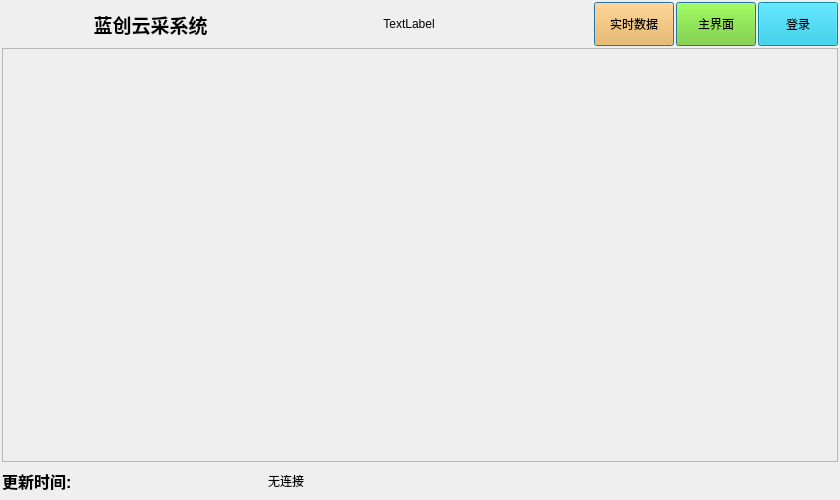
The window that qtApp/mainwindow.ui (aa123Eason/workcode) describes before a commit, drawn with Qt 5.
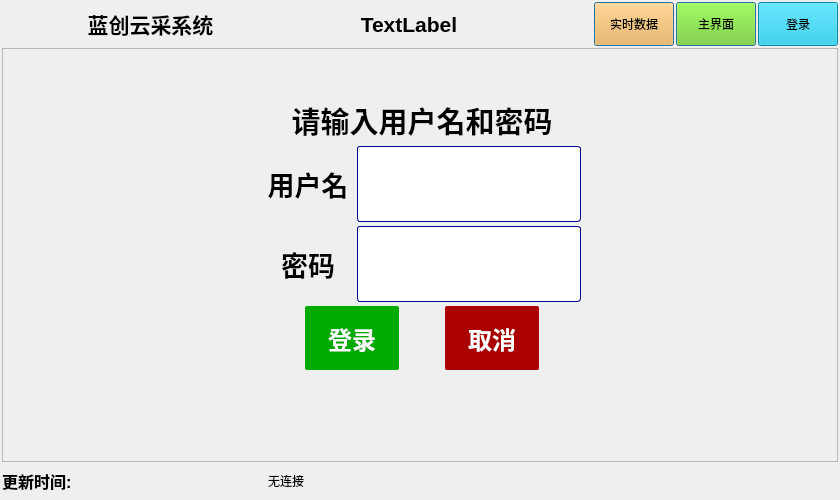
The same window after the commit. The open tabs and pages were chosen to show the change. Icons and pictures are not drawn.

Commit message: 实时数据，主界面，登录界面，设备反控界面

Diff of the .ui file:
```diff
--- a/qtApp/mainwindow.ui
+++ b/qtApp/mainwindow.ui
@@ -51,7 +51,7 @@
       <widget class="QLabel" name="maintitle">
        <property name="font">
         <font>
-         <pointsize>14</pointsize>
+         <pointsize>16</pointsize>
          <weight>75</weight>
          <bold>true</bold>
         </font>
@@ -66,6 +66,13 @@
      </item>
      <item>
       <widget class="QLabel" name="realtime">
+       <property name="font">
+        <font>
+         <pointsize>16</pointsize>
+         <weight>75</weight>
+         <bold>true</bold>
+        </font>
+       </property>
        <property name="text">
         <string>TextLabel</string>
        </property>
@@ -289,8 +296,338 @@
        </item>
       </layout>
      </widget>
-     <widget class="QWidget" name="page_login"/>
-     <widget class="QWidget" name="page_main"/>
+     <widget class="QWidget" name="page_main">
+      <layout class="QVBoxLayout" name="verticalLayout_4" stretch="1">
+       <property name="spacing">
+        <number>1</number>
+       </property>
+       <property name="leftMargin">
+        <number>1</number>
+       </property>
+       <property name="topMargin">
+        <number>1</number>
+       </property>
+       <property name="rightMargin">
+        <number>1</number>
+       </property>
+       <property name="bottomMargin">
+        <number>1</number>
+       </property>
+       <item>
+        <widget class="QScrollArea" name="scrollArea">
+         <property name="widgetResizable">
+          <bool>true</bool>
+         </property>
+         <widget class="QWidget" name="appFrame">
+          <property name="geometry">
+           <rect>
+            <x>0</x>
+            <y>0</y>
+            <width>800</width>
+            <height>400</height>
+           </rect>
+          </property>
+          <property name="minimumSize">
+           <size>
+            <width>800</width>
+            <height>400</height>
+           </size>
+          </property>
+          <property name="maximumSize">
+           <size>
+            <width>800</width>
+            <height>400</height>
+           </size>
+          </property>
+         </widget>
+        </widget>
+       </item>
+      </layout>
+     </widget>
+     <widget class="QWidget" name="page_login">
+      <widget class="QWidget" name="verticalLayoutWidget">
+       <property name="geometry">
+        <rect>
+         <x>260</x>
+         <y>50</y>
+         <width>318</width>
+         <height>271</height>
+        </rect>
+       </property>
+       <layout class="QVBoxLayout" name="verticalLayout_3" stretch="0,1,1,1">
+        <property name="spacing">
+         <number>4</number>
+        </property>
+        <item>
+         <widget class="QLabel" name="label">
+          <property name="font">
+           <font>
+            <pointsize>22</pointsize>
+            <weight>75</weight>
+            <bold>true</bold>
+           </font>
+          </property>
+          <property name="text">
+           <string>请输入用户名和密码</string>
+          </property>
+          <property name="alignment">
+           <set>Qt::AlignCenter</set>
+          </property>
+         </widget>
+        </item>
+        <item>
+         <layout class="QHBoxLayout" name="horizontalLayout_3" stretch="0,1">
+          <item>
+           <widget class="QLabel" name="label_3">
+            <property name="font">
+             <font>
+              <pointsize>20</pointsize>
+              <weight>75</weight>
+              <bold>true</bold>
+             </font>
+            </property>
+            <property name="text">
+             <string>用户名</string>
+            </property>
+            <property name="alignment">
+             <set>Qt::AlignCenter</set>
+            </property>
+           </widget>
+          </item>
+          <item>
+           <widget class="QLineEdit" name="userNameEdit">
+            <property name="sizePolicy">
+             <sizepolicy hsizetype="Fixed" vsizetype="Preferred">
+              <horstretch>0</horstretch>
+              <verstretch>0</verstretch>
+             </sizepolicy>
+            </property>
+            <property name="font">
+             <font>
+              <family>Microsoft YaHei</family>
+              <pointsize>20</pointsize>
+             </font>
+            </property>
+            <property name="styleSheet">
+             <string notr="true">QLineEdit {
+	border: 1px solid #0000A0; /* 边框宽度为1px，颜色为#A0A0A0 */
+	border-radius: 3px; /* 边框圆角 */
+	padding-left: 5px; /* 文本距离左边界有5px */
+	background-color: white; /* 背景颜色 */
+	color: #A0A0A0; /* 文本颜色 */
+	selection-background-color: #A0A0A0; /* 选中文本的背景颜色 */
+	selection-color: #F2F2F2; /* 选中文本的颜色 */
+	font-family: &quot;Microsoft YaHei&quot;; /* 文本字体族 */
+	font-size: 20pt; /* 文本字体大小 */
+	width:217px;
+}
+
+QLineEdit:hover { /* 鼠标悬浮在QLineEdit时的状态 */
+	border: 1px solid #298DFF;
+	border-radius: 3px;
+	background-color: #F2F2F2;
+        color: #298DFF;
+        selection-background-color: #298DFF;
+	selection-color: #F2F2F2;
+}
+
+QLineEdit[echoMode=&quot;2&quot;] { /* QLineEdit有输入掩码时的状态 */
+	lineedit-password-character: 9679;
+	lineedit-password-mask-delay: 2000;
+}
+
+QLineEdit:disabled { /* QLineEdit在禁用时的状态 */
+	border: 1px solid #CDCDCD;
+	background-color: #CDCDCD;
+	color: #B4B4B4;
+}
+
+QLineEdit:read-only { /* QLineEdit在只读时的状态 */
+	background-color: #CDCDCD;
+	color: #F2F2F2;
+}
+</string>
+            </property>
+           </widget>
+          </item>
+         </layout>
+        </item>
+        <item>
+         <layout class="QHBoxLayout" name="horizontalLayout_4" stretch="0,1">
+          <item>
+           <widget class="QLabel" name="label_4">
+            <property name="font">
+             <font>
+              <pointsize>20</pointsize>
+              <weight>75</weight>
+              <bold>true</bold>
+             </font>
+            </property>
+            <property name="text">
+             <string>密码</string>
+            </property>
+            <property name="alignment">
+             <set>Qt::AlignCenter</set>
+            </property>
+           </widget>
+          </item>
+          <item>
+           <widget class="QLineEdit" name="pwdEdit">
+            <property name="sizePolicy">
+             <sizepolicy hsizetype="Fixed" vsizetype="Preferred">
+              <horstretch>0</horstretch>
+              <verstretch>0</verstretch>
+             </sizepolicy>
+            </property>
+            <property name="font">
+             <font>
+              <family>Microsoft YaHei</family>
+              <pointsize>20</pointsize>
+             </font>
+            </property>
+            <property name="styleSheet">
+             <string notr="true">QLineEdit {
+	border: 1px solid #0000A0; /* 边框宽度为1px，颜色为#A0A0A0 */
+	border-radius: 3px; /* 边框圆角 */
+	padding-left: 5px; /* 文本距离左边界有5px */
+	background-color: white; /* 背景颜色 */
+	color: #A0A0A0; /* 文本颜色 */
+	selection-background-color: #A0A0A0; /* 选中文本的背景颜色 */
+	selection-color: #F2F2F2; /* 选中文本的颜色 */
+	font-family: &quot;Microsoft YaHei&quot;; /* 文本字体族 */
+	font-size: 20pt; /* 文本字体大小 */
+	width:217px;
+}
+
+QLineEdit:hover { /* 鼠标悬浮在QLineEdit时的状态 */
+	border: 1px solid #298DFF;
+	border-radius: 3px;
+	background-color: #F2F2F2;
+        color: #298DFF;
+        selection-background-color: #298DFF;
+	selection-color: #F2F2F2;
+}
+
+QLineEdit[echoMode=&quot;2&quot;] { /* QLineEdit有输入掩码时的状态 */
+	lineedit-password-character: 9679;
+	lineedit-password-mask-delay: 2000;
+}
+
+QLineEdit:disabled { /* QLineEdit在禁用时的状态 */
+	border: 1px solid #CDCDCD;
+	background-color: #CDCDCD;
+	color: #B4B4B4;
+}
+
+QLineEdit:read-only { /* QLineEdit在只读时的状态 */
+	background-color: #CDCDCD;
+	color: #F2F2F2;
+}
+</string>
+            </property>
+            <property name="inputMask">
+             <string/>
+            </property>
+            <property name="text">
+             <string/>
+            </property>
+            <property name="echoMode">
+             <enum>QLineEdit::Password</enum>
+            </property>
+           </widget>
+          </item>
+         </layout>
+        </item>
+        <item>
+         <layout class="QHBoxLayout" name="horizontalLayout_5">
+          <item>
+           <widget class="QPushButton" name="btn_Login">
+            <property name="sizePolicy">
+             <sizepolicy hsizetype="Fixed" vsizetype="Fixed">
+              <horstretch>0</horstretch>
+              <verstretch>0</verstretch>
+             </sizepolicy>
+            </property>
+            <property name="minimumSize">
+             <size>
+              <width>94</width>
+              <height>64</height>
+             </size>
+            </property>
+            <property name="font">
+             <font>
+              <pointsize>18</pointsize>
+              <weight>75</weight>
+              <bold>true</bold>
+             </font>
+            </property>
+            <property name="styleSheet">
+             <string notr="true">QPushButton
+{
+	
+	background-color: rgb(0, 170, 0);
+	border-radius:2px;
+	color: rgb(255, 255, 255);
+}
+
+QPushButton:hover
+{
+	
+	background-color: rgb(0, 131, 0);
+}</string>
+            </property>
+            <property name="text">
+             <string>登录</string>
+            </property>
+           </widget>
+          </item>
+          <item>
+           <widget class="QPushButton" name="btn_Cancel">
+            <property name="sizePolicy">
+             <sizepolicy hsizetype="Fixed" vsizetype="Fixed">
+              <horstretch>0</horstretch>
+              <verstretch>0</verstretch>
+             </sizepolicy>
+            </property>
+            <property name="minimumSize">
+             <size>
+              <width>94</width>
+              <height>64</height>
+             </size>
+            </property>
+            <property name="font">
+             <font>
+              <pointsize>18</pointsize>
+              <weight>75</weight>
+              <bold>true</bold>
+             </font>
+            </property>
+            <property name="styleSheet">
+             <string notr="true">QPushButton
+{
+	
+	background-color: rgb(170, 0, 0);
+	border-radius:2px;
+	color: rgb(255, 255, 255);
+}
+
+QPushButton:hover
+{
+	
+	background-color: rgb(131, 0, 0);
+}</string>
+            </property>
+            <property name="text">
+             <string>取消</string>
+            </property>
+           </widget>
+          </item>
+         </layout>
+        </item>
+       </layout>
+      </widget>
+     </widget>
+     <widget class="QWidget" name="page_appshow"/>
     </widget>
    </item>
    <item>
```
Left out of the diff: 5 changed lines with no effect on the pictures. The commit also changes 17 other files.
